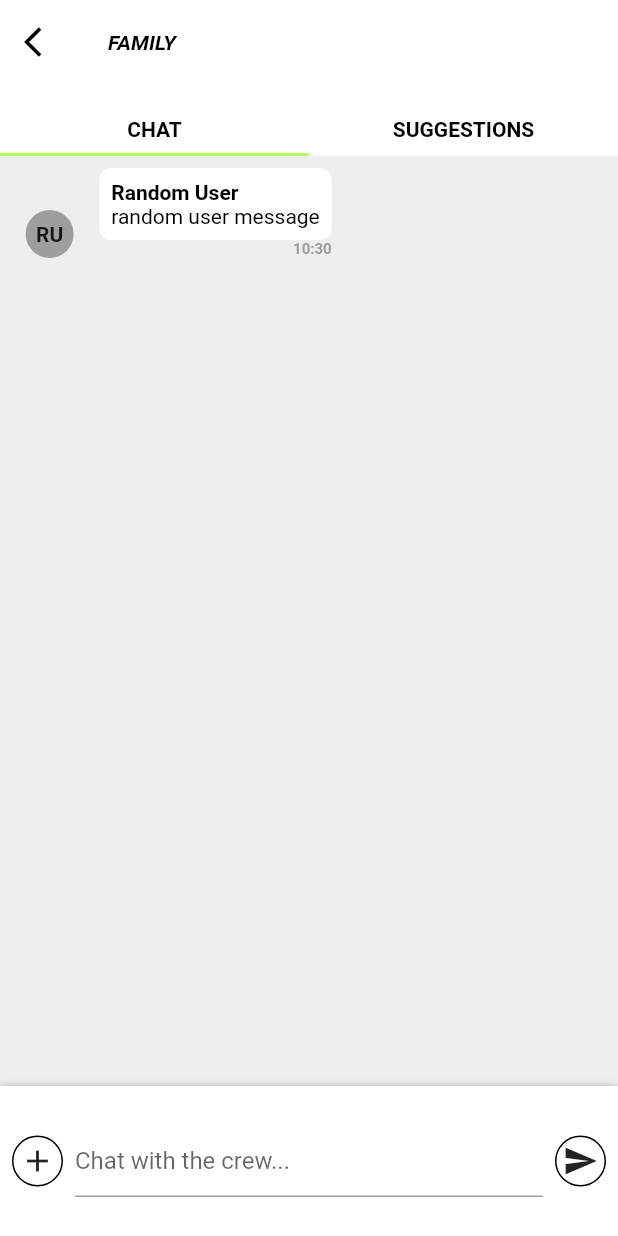
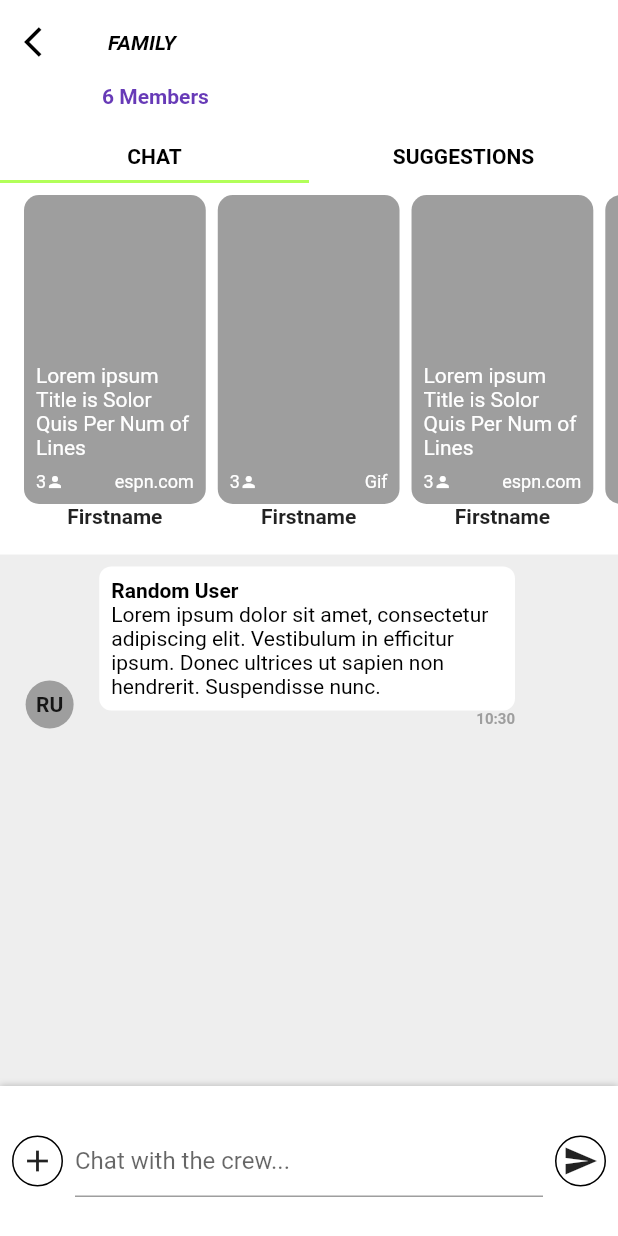
Before and after one commit to TesteurManiak/bstevr_assessment, a Flutter app: the screen it shows after launch, after a tap on the "add" icon, on a phone screen of 412 x 824 dp. Run offline on Flutter 3.47's test engine with Material 2 defaults, Android fonts, the phone set to English and light mode, and no system bars.

Commit message:
advanced screen

```diff
--- /dev/null
+++ b/chat_screen/lib/models/chat_model.dart
@@ -0,0 +1,13 @@
+class ChatModel {
+  final String author;
+  final int numberOfViews;
+  final String? title;
+  final String source;
+
+  ChatModel({
+    required this.author,
+    required this.numberOfViews,
+    this.title,
+    required this.source,
+  });
+}
--- a/chat_screen/lib/ui/chat_screen/chat_screen.dart
+++ b/chat_screen/lib/ui/chat_screen/chat_screen.dart
@@ -1,4 +1,5 @@
 import 'package:chat_screen/models/message_model.dart';
+import 'package:chat_screen/ui/chat_screen/widgets/chat_app_bar.dart';
 import 'package:chat_screen/ui/chat_screen/widgets/message_bottom_bar.dart';
 import 'package:chat_screen/ui/chat_screen/widgets/message_bubble.dart';
 import 'package:flutter/material.dart';
@@ -11,14 +12,6 @@ class ChatScreen extends StatefulWidget {
 class _ChatScreenState extends State<ChatScreen>
     with SingleTickerProviderStateMixin {
   final _messages = <MessageModel>[];
-
-  int _currentTabIndex = 0;
-
-  late final _tabController = TabController(
-    length: 2,
-    vsync: this,
-    initialIndex: _currentTabIndex,
-  );
 
   void _submitMessage(String message) {
     setState(() {
@@ -38,18 +31,13 @@ class _ChatScreenState extends State<ChatScreen>
         MessageModel(
           senderName: 'Random User',
           initials: 'RU',
-          message: 'random user message',
+          message:
+              'Lorem ipsum dolor sit amet, consectetur adipiscing elit. Vestibulum in efficitur ipsum. Donec ultrices ut sapien non hendrerit. Suspendisse nunc.',
           date: DateTime.now(),
           alignment: MessageAlignment.left,
         ),
       );
     });
-  }
-
-  @override
-  void dispose() {
-    _tabController.dispose();
-    super.dispose();
   }
 
   @override
@@ -59,51 +47,16 @@ class _ChatScreenState extends State<ChatScreen>
         submitMessageCallback: _submitMessage,
         addMessageCallback: _addMessage,
       ),
-      body: NestedScrollView(
-        body: ListView(
-          children: [
-            ..._messages
-                .map<Widget>((message) => MessageBubble(message))
-                .toList(),
-          ],
-        ),
-        headerSliverBuilder: (BuildContext context, bool innerBoxIsScrolled) =>
-            <Widget>[
-          SliverAppBar(
-            leading: IconButton(
-              icon: Icon(Icons.arrow_back_ios),
-              onPressed: () {},
-            ),
-            title: Text(
-              'FAMILY',
-              style: TextStyle(
-                color: Colors.black,
-                fontWeight: FontWeight.bold,
-                fontStyle: FontStyle.italic,
-              ),
-            ),
-            bottom: TabBar(
-              indicatorColor: Colors.lightGreenAccent,
-              controller: _tabController,
-              onTap: (index) => setState(() => _currentTabIndex = index),
-              tabs: const [
-                Text(
-                  'CHAT',
-                  style: TextStyle(
-                    color: Colors.black,
-                    fontWeight: FontWeight.bold,
-                  ),
-                ),
-                Text(
-                  'SUGGESTIONS',
-                  style: TextStyle(
-                    color: Colors.black,
-                    fontWeight: FontWeight.bold,
-                  ),
-                )
-              ],
-            ),
-          )
+      body: CustomScrollView(
+        slivers: [
+          ChatAppBar(),
+          SliverList(
+            delegate: SliverChildListDelegate(<Widget>[
+              ..._messages
+                  .map<Widget>((message) => MessageBubble(message))
+                  .toList(),
+            ]),
+          ),
         ],
       ),
     );
--- /dev/null
+++ b/chat_screen/lib/ui/chat_screen/widgets/chat_app_bar.dart
@@ -0,0 +1,109 @@
+import 'dart:async';
+
+import 'package:chat_screen/ui/chat_screen/widgets/chat_tab_view.dart';
+import 'package:chat_screen/ui/chat_screen/widgets/suggestions_tab_view.dart';
+import 'package:flutter/material.dart';
+
+class ChatAppBar extends StatefulWidget {
+  @override
+  State<StatefulWidget> createState() => _ChatAppBarState();
+}
+
+class _ChatAppBarState extends State<ChatAppBar>
+    with SingleTickerProviderStateMixin {
+  int _currentTabIndex = 0;
+
+  final _appBarHeightController = StreamController<double>();
+
+  late final _tabController = TabController(
+    length: 2,
+    vsync: this,
+    initialIndex: _currentTabIndex,
+  );
+
+  @override
+  void dispose() {
+    _tabController.dispose();
+    _appBarHeightController.close();
+    super.dispose();
+  }
+
+  @override
+  Widget build(BuildContext context) {
+    final size = MediaQuery.of(context).size;
+    return SliverAppBar(
+      floating: true,
+      expandedHeight: size.height / 3 + 95,
+      leading: IconButton(
+        icon: Icon(Icons.arrow_back_ios),
+        onPressed: () {},
+      ),
+      centerTitle: false,
+      title: const Text(
+        'FAMILY',
+        style: TextStyle(
+          color: Colors.black,
+          fontWeight: FontWeight.bold,
+          fontStyle: FontStyle.italic,
+        ),
+      ),
+      flexibleSpace: LayoutBuilder(
+        builder: (_, constraints) {
+          final isSemiCollapsed = constraints.biggest.height <= size.height / 4;
+          _appBarHeightController.sink.add(constraints.biggest.height);
+          return FlexibleSpaceBar(
+            background: Column(
+              crossAxisAlignment: CrossAxisAlignment.start,
+              mainAxisSize: MainAxisSize.min,
+              children: [
+                const SizedBox(height: 56),
+                if (!isSemiCollapsed)
+                  Padding(
+                    padding: const EdgeInsets.only(left: 68, bottom: 16),
+                    child: const Text(
+                      '6 Members',
+                      style: TextStyle(
+                        color: Colors.deepPurple,
+                        fontWeight: FontWeight.bold,
+                      ),
+                    ),
+                  ),
+                TabBar(
+                  indicatorColor: Colors.lightGreenAccent,
+                  controller: _tabController,
+                  onTap: (index) => setState(() => _currentTabIndex = index),
+                  tabs: const <Widget>[
+                    Text(
+                      'CHAT',
+                      style: TextStyle(
+                        color: Colors.black,
+                        fontWeight: FontWeight.bold,
+                      ),
+                    ),
+                    Text(
+                      'SUGGESTIONS',
+                      style: TextStyle(
+                        color: Colors.black,
+                        fontWeight: FontWeight.bold,
+                      ),
+                    ),
+                  ],
+                ),
+                Expanded(
+                  child: TabBarView(
+                    physics: const NeverScrollableScrollPhysics(),
+                    controller: _tabController,
+                    children: [
+                      ChatTabView(isSemiCollapsed),
+                      SuggestionsTabView(),
+                    ],
+                  ),
+                ),
+              ],
+            ),
+          );
+        },
+      ),
+    );
+  }
+}
--- a/chat_screen/lib/ui/chat_screen/widgets/chat_tab_view.dart
+++ b/chat_screen/lib/ui/chat_screen/widgets/chat_tab_view.dart
@@ -1,8 +1,32 @@
+import 'package:chat_screen/models/chat_model.dart';
+import 'package:chat_screen/ui/chat_screen/widgets/chat_widget.dart';
 import 'package:flutter/material.dart';
 
 class ChatTabView extends StatelessWidget {
+  final bool isCollapsed;
+
+  ChatTabView(this.isCollapsed);
+
+  final _chats = List<ChatModel>.generate(
+    10,
+    (index) => ChatModel(
+      author: 'Firstname',
+      numberOfViews: 3,
+      title: index % 2 == 0
+          ? 'Lorem ipsum Title is Solor Quis Per Num of Lines'
+          : null,
+      source: index % 2 == 0 ? 'espn.com' : 'Gif',
+    ),
+  );
+
   @override
   Widget build(BuildContext context) {
-    return Container();
+    return ListView.separated(
+      padding: const EdgeInsets.only(left: 16, top: 8, bottom: 8),
+      scrollDirection: Axis.horizontal,
+      itemCount: _chats.length,
+      separatorBuilder: (_, __) => const SizedBox(width: 8),
+      itemBuilder: (_, index) => ChatWidget(_chats[index]),
+    );
   }
 }
--- /dev/null
+++ b/chat_screen/lib/ui/chat_screen/widgets/chat_widget.dart
@@ -0,0 +1,81 @@
+import 'package:chat_screen/models/chat_model.dart';
+import 'package:flutter/material.dart';
+
+class ChatWidget extends StatelessWidget {
+  final ChatModel chatModel;
+
+  ChatWidget(this.chatModel);
+
+  @override
+  Widget build(BuildContext context) {
+    final size = MediaQuery.of(context).size;
+    final cardWidth = size.width / 3.4;
+    return Column(
+      children: [
+        Stack(
+          children: [
+            Container(
+              height: size.height / 4,
+              width: cardWidth,
+              decoration: BoxDecoration(
+                color: Colors.grey,
+                borderRadius: BorderRadius.circular(10),
+              ),
+            ),
+            Positioned(
+              bottom: 0,
+              width: cardWidth,
+              child: Padding(
+                padding: const EdgeInsets.all(8.0),
+                child: Column(
+                  crossAxisAlignment: CrossAxisAlignment.start,
+                  mainAxisSize: MainAxisSize.min,
+                  children: [
+                    if (chatModel.title != null)
+                      Padding(
+                        padding: const EdgeInsets.only(bottom: 8),
+                        child: Text(
+                          chatModel.title!,
+                          maxLines: 4,
+                          overflow: TextOverflow.ellipsis,
+                          style: TextStyle(
+                            color: Colors.white,
+                            fontWeight: FontWeight.w400,
+                          ),
+                        ),
+                      ),
+                    Row(
+                      children: [
+                        Text(
+                          chatModel.numberOfViews.toString(),
+                          style: TextStyle(
+                            color: Colors.white,
+                            fontSize: 12,
+                          ),
+                        ),
+                        const Icon(Icons.person, color: Colors.white, size: 12),
+                        Expanded(child: Container()),
+                        Text(
+                          chatModel.source,
+                          style: TextStyle(
+                            color: Colors.white,
+                            fontSize: 12,
+                          ),
+                          overflow: TextOverflow.ellipsis,
+                        ),
+                      ],
+                    ),
+                  ],
+                ),
+              ),
+            ),
+          ],
+        ),
+        Text(
+          chatModel.author,
+          style: TextStyle(fontWeight: FontWeight.bold),
+        ),
+      ],
+    );
+  }
+}
--- a/chat_screen/lib/ui/chat_screen/widgets/message_bottom_bar.dart
+++ b/chat_screen/lib/ui/chat_screen/widgets/message_bottom_bar.dart
@@ -72,7 +72,8 @@ class _MessageBottomBarState extends State<MessageBottomBar> {
             ),
           ),
           CustomIconBtn(
-            backgroundColor: _canSubmit ? Colors.green : Colors.transparent,
+            backgroundColor:
+                _canSubmit ? Colors.lightGreenAccent : Colors.transparent,
             iconData: Icons.send,
             onPressed: () {
               if (_canSubmit &&
```
